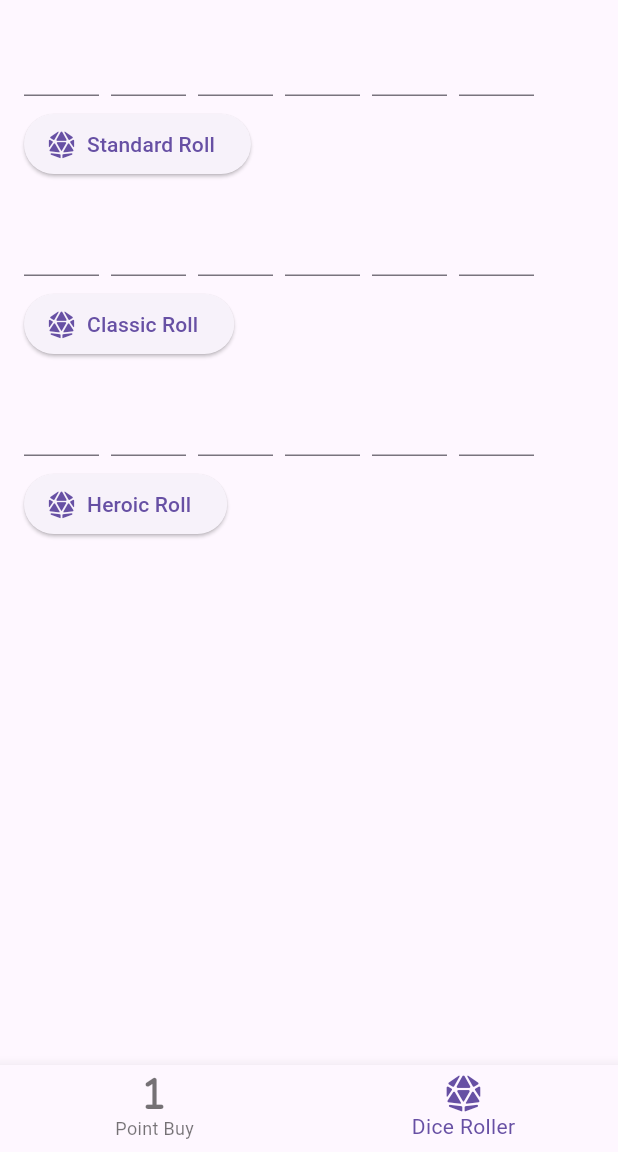
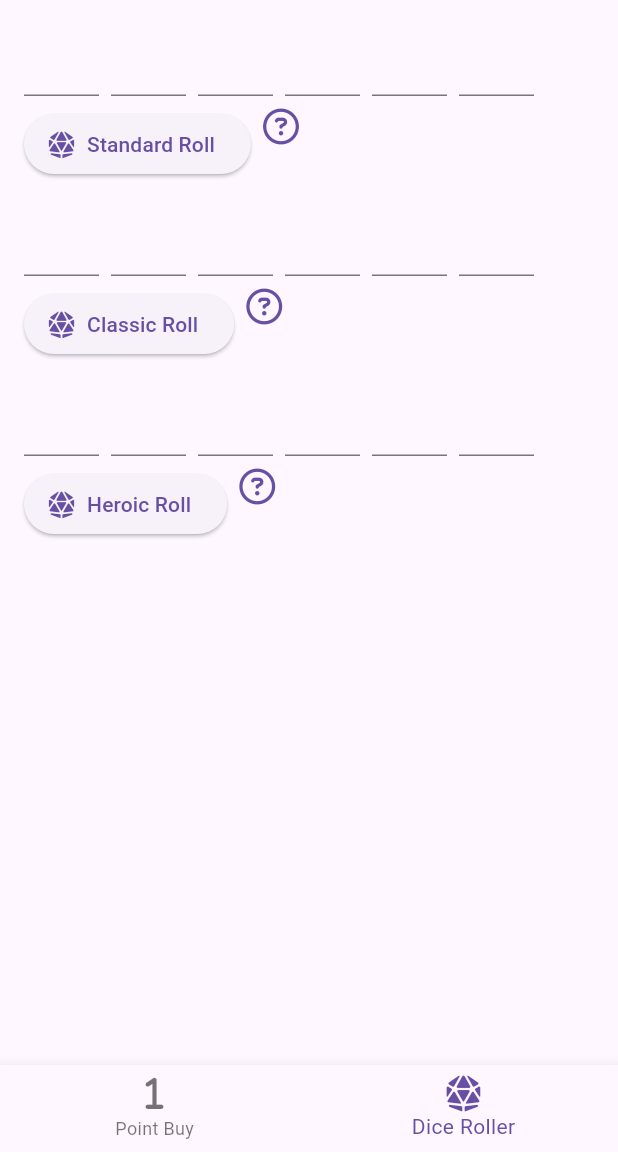
Before and after one commit to Zaela24/ability_score_calculator, a Flutter app: the screen it shows after launch, item 2 of the bottom bar chosen, on a phone screen of 412 x 824 dp, the part 84-1236 px from its top. Run offline on Flutter 3.47's test engine with Material 3 defaults, Android fonts, the phone set to English and light mode, and no system bars; our stand-ins replace font_awesome_flutter; missing offline and left inert: dart_dice_parser.

Commit message:
Add tooltips explaining different types of dice rolls

```diff
--- a/lib/widgets/pathfinder_dice_roll.dart
+++ b/lib/widgets/pathfinder_dice_roll.dart
@@ -48,7 +48,26 @@ class _PathfinderDiceRollScreenState extends State<PathfinderDiceRollScreen> {
                     });
                   },
                   icon: const FaIcon(FontAwesomeIcons.diceD20),
-                  label: const Text('Standard Roll'))
+                  label: const Text('Standard Roll')),
+              Tooltip(
+                message:
+                    "Rolls six 4d6, dropping the lowest roll; assign in any order.",
+                decoration: const BoxDecoration(
+                  gradient: LinearGradient(
+                    colors: [
+                      Color.fromARGB(255, 255, 7, 255),
+                      Color.fromARGB(255, 1, 140, 159)
+                    ],
+                    begin: Alignment.topRight,
+                    end: Alignment.bottomLeft,
+                  ),
+                ),
+                textStyle: const TextStyle(color: Colors.white),
+                child: FaIcon(
+                  FontAwesomeIcons.circleQuestion,
+                  color: Theme.of(context).colorScheme.primary,
+                ),
+              )
             ],
           ),
           const SizedBox(height: 16),
@@ -73,7 +92,25 @@ class _PathfinderDiceRollScreenState extends State<PathfinderDiceRollScreen> {
                     });
                   },
                   icon: const FaIcon(FontAwesomeIcons.diceD20),
-                  label: const Text('Classic Roll'))
+                  label: const Text('Classic Roll')),
+              Tooltip(
+                message: "Rolls six 3d6; assign in any order.",
+                decoration: const BoxDecoration(
+                  gradient: LinearGradient(
+                    colors: [
+                      Color.fromARGB(255, 188, 3, 188),
+                      Color.fromARGB(255, 1, 140, 159)
+                    ],
+                    begin: Alignment.topRight,
+                    end: Alignment.bottomLeft,
+                  ),
+                ),
+                textStyle: const TextStyle(color: Colors.white),
+                child: FaIcon(
+                  FontAwesomeIcons.circleQuestion,
+                  color: Theme.of(context).colorScheme.primary,
+                ),
+              )
             ],
           ),
           const SizedBox(height: 16),
@@ -98,7 +135,25 @@ class _PathfinderDiceRollScreenState extends State<PathfinderDiceRollScreen> {
                     });
                   },
                   icon: const FaIcon(FontAwesomeIcons.diceD20),
-                  label: const Text('Heroic Roll'))
+                  label: const Text('Heroic Roll')),
+              Tooltip(
+                message: "Rolls six 2d6 + 6; assign in any order.",
+                decoration: const BoxDecoration(
+                  gradient: LinearGradient(
+                    colors: [
+                      Color.fromARGB(255, 255, 7, 255),
+                      Color.fromARGB(255, 1, 140, 159)
+                    ],
+                    begin: Alignment.topRight,
+                    end: Alignment.bottomLeft,
+                  ),
+                ),
+                textStyle: const TextStyle(color: Colors.white),
+                child: FaIcon(
+                  FontAwesomeIcons.circleQuestion,
+                  color: Theme.of(context).colorScheme.primary,
+                ),
+              )
             ],
           ),
         ],
```
